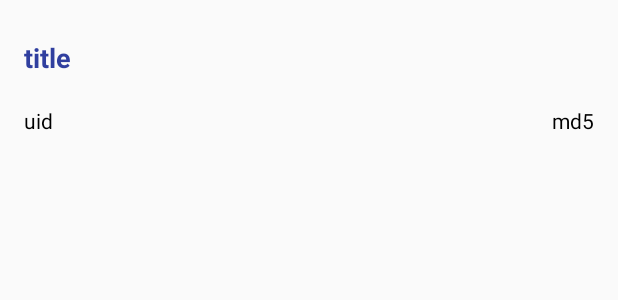
After one commit to sapotero/android, an Android app: the layout document_item.xml on its own in the app's theme, with its tools: preview values and no code run, on a phone screen of 412 x 824 dp. The commit adds this screen. Shown: the top 300 px of the screen. Run offline under Robolectric (Android 15) with nearby library versions, the phone set to English and light mode, and no system bars; network calls fail.

Commit message:
Add parser for documents.json && render documents with RecycleView and CardView

```diff
--- a/app/build.gradle
+++ b/app/build.gradle
@@ -24,5 +24,7 @@ dependencies {
     testCompile 'junit:junit:4.12'
     compile 'com.android.support:appcompat-v7:24.2.0'
     compile 'com.android.volley:volley:1.0.0'
-    compile 'com.google.code.gson:gson:2.2.4'
+    compile 'com.google.code.gson:gson:2.4'
+    compile 'com.android.support:recyclerview-v7:24.0.+'
+    compile 'com.android.support:cardview-v7:24.0.+'
 }
--- a/app/src/main/java/sapotero/sed_auth/AuthTokenJson.java
+++ b/app/src/main/java/sapotero/sed_auth/JSON/AuthTokenJson.java
@@ -1,4 +1,4 @@
-package sapotero.sed_auth;
+package sapotero.sed_auth.JSON;
 
 import com.google.gson.annotations.SerializedName;
 
--- a/app/src/main/java/sapotero/sed_auth/LoginActivity.java
+++ b/app/src/main/java/sapotero/sed_auth/LoginActivity.java
@@ -19,6 +19,8 @@ import com.android.volley.toolbox.Volley;
 import com.google.gson.Gson;
 
 import java.util.UUID;
+
+import sapotero.sed_auth.JSON.AuthTokenJson;
 
 public class LoginActivity extends AppCompatActivity {
 
--- /dev/null
+++ b/app/src/main/res/layout/document_item.xml
@@ -0,0 +1,34 @@
+<?xml version="1.0" encoding="utf-8"?>
+<RelativeLayout xmlns:android="http://schemas.android.com/apk/res/android"
+    android:layout_width="match_parent"
+    android:layout_height="match_parent"
+    android:padding="16dp">
+    <TextView
+        android:id="@+id/title"
+        android:layout_width="wrap_content"
+        android:layout_height="wrap_content"
+        android:text="title"
+        android:layout_marginTop="10dp"
+        android:textSize="18dp"
+        android:textStyle="bold"
+        android:textColor="@color/colorPrimaryDark"/>
+    <TextView
+        android:id="@+id/uid"
+        android:layout_width="wrap_content"
+        android:layout_height="wrap_content"
+        android:text="uid"
+        android:textColor="#000"
+        android:layout_below="@+id/title"
+        android:layout_alignLeft="@+id/title"
+        android:layout_alignStart="@+id/title"
+        android:layout_marginTop="20dp" />
+    <TextView
+        android:id="@+id/md5"
+        android:layout_width="wrap_content"
+        android:layout_height="wrap_content"
+        android:text="md5"
+        android:textColor="#000"
+        android:layout_alignTop="@+id/uid"
+        android:layout_alignParentRight="true"
+        android:layout_alignParentEnd="true" />
+</RelativeLayout>
```
Also changed, not shown: app/src/main/java/sapotero/sed_auth/Adapter/DocumentItemDecorator.java (added, +33 -0 lines), app/src/main/java/sapotero/sed_auth/Adapter/RecyclerAdapter.java (added, +38 -0 lines), app/src/main/java/sapotero/sed_auth/Adapter/RecyclerViewHolders.java (added, +24 -0 lines), app/src/main/java/sapotero/sed_auth/JSON/Documents/Document.java (added, +97 -0 lines), app/src/main/java/sapotero/sed_auth/JSON/Documents/DocumentMeta.java (added, +24 -0 lines), app/src/main/java/sapotero/sed_auth/JSON/Documents/DocumentSigner.java (added, +30 -0 lines), app/src/main/java/sapotero/sed_auth/JSON/Documents/Documents.java (added, +22 -0 lines), app/src/main/java/sapotero/sed_auth/UserActivity.java (+40 -0 lines), app/src/main/res/drawable/line_divider.xml (added, +8 -0 lines), app/src/main/res/layout/activity_user.xml (+22 -12 lines).
